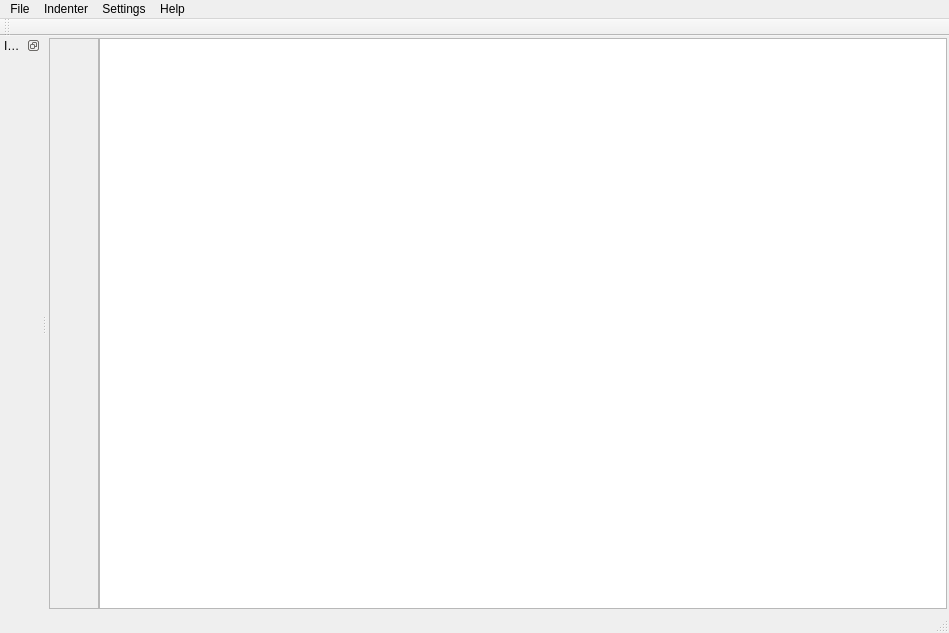
The window that branches/uiguiqscin/src/indentgui.ui (yuhaoth/univsalindent) describes before a commit, drawn with Qt 5.
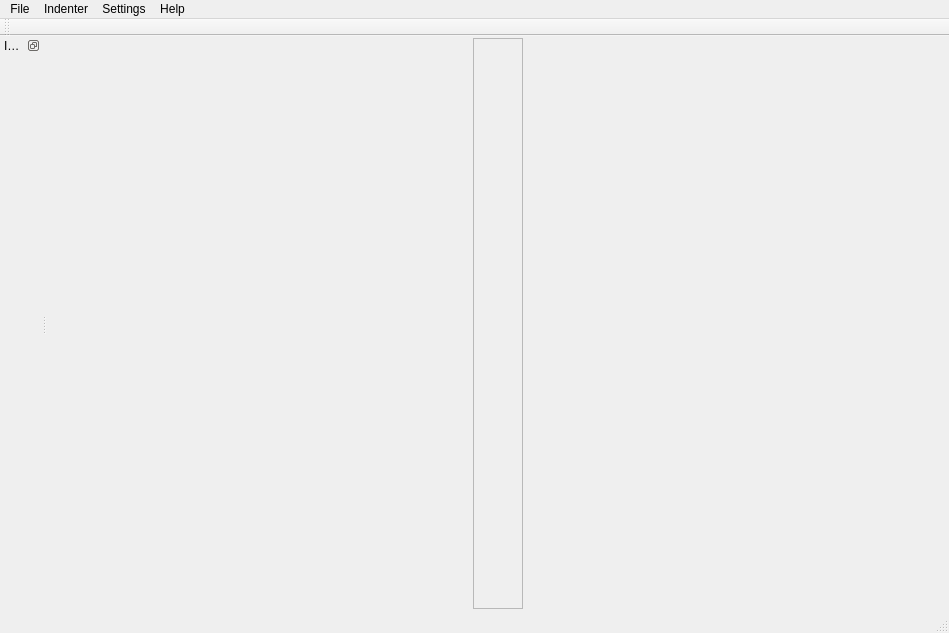
The same window after the commit. Icons and pictures are not drawn.

Commit message: Removed old QTextEdit and replaced it by a QScintilla text edit widget.

What changed in the file:
```diff
--- a/branches/uiguiqscin/src/indentgui.ui
+++ b/branches/uiguiqscin/src/indentgui.ui
@@ -68,24 +68,6 @@
         </property>
        </widget>
       </item>
-      <item>
-       <widget class="QTextEdit" name="txtedSourceCode" >
-        <property name="font" >
-         <font>
-          <family>Courier New</family>
-          <pointsize>10</pointsize>
-          <weight>50</weight>
-          <italic>false</italic>
-          <bold>false</bold>
-          <underline>false</underline>
-          <strikeout>false</strikeout>
-         </font>
-        </property>
-        <property name="lineWrapMode" >
-         <enum>QTextEdit::NoWrap</enum>
-        </property>
-       </widget>
-      </item>
      </layout>
     </item>
    </layout>
```
Left out of the diff: 1 changed line with no effect on the pictures. The commit also changes 3 other files.
